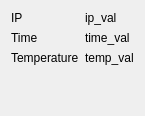
This is InfoWidget.ui in jiangzhuti/jztgoto as Qt 5 draws it before an edit. The edited form follows.
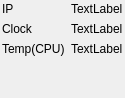
This is the edited form.

```diff
--- a/InfoWidget.ui
+++ b/InfoWidget.ui
@@ -6,62 +6,121 @@
    <rect>
     <x>0</x>
     <y>0</y>
-    <width>176</width>
-    <height>241</height>
+    <width>160</width>
+    <height>238</height>
    </rect>
   </property>
   <property name="windowTitle">
    <string>Form</string>
   </property>
-  <layout class="QHBoxLayout" name="horizontalLayout">
+  <layout class="QVBoxLayout" name="verticalLayout_9">
    <property name="sizeConstraint">
     <enum>QLayout::SetFixedSize</enum>
    </property>
+   <property name="leftMargin">
+    <number>2</number>
+   </property>
+   <property name="topMargin">
+    <number>2</number>
+   </property>
+   <property name="rightMargin">
+    <number>2</number>
+   </property>
+   <property name="bottomMargin">
+    <number>2</number>
+   </property>
    <item>
-    <layout class="QVBoxLayout" name="verticalLayout">
+    <layout class="QVBoxLayout" name="verticalLayout_4">
+     <property name="sizeConstraint">
+      <enum>QLayout::SetDefaultConstraint</enum>
+     </property>
      <item>
-      <layout class="QGridLayout" name="gridLayout">
-       <item row="0" column="0">
+      <layout class="QHBoxLayout" name="horizontalLayout_4">
+       <item>
+        <layout class="QVBoxLayout" name="verticalLayout_7">
+         <item>
         <widget class="QLabel" name="label_ip">
+           <property name="font">
+            <font>
+             <pointsize>9</pointsize>
+            </font>
+           </property>
          <property name="text">
           <string>IP</string>
          </property>
         </widget>
        </item>
-       <item row="2" column="1">
-        <widget class="QLabel" name="label_temp_val">
+         <item>
+          <widget class="QLabel" name="label_clock">
+           <property name="font">
+            <font>
+             <pointsize>9</pointsize>
+            </font>
+           </property>
          <property name="text">
-          <string>temp_val</string>
+            <string>Clock</string>
          </property>
         </widget>
        </item>
-       <item row="0" column="1">
+         <item>
+          <widget class="QLabel" name="label_cpu_temp">
+           <property name="sizePolicy">
+            <sizepolicy hsizetype="Preferred" vsizetype="Preferred">
+             <horstretch>0</horstretch>
+             <verstretch>0</verstretch>
+            </sizepolicy>
+           </property>
+           <property name="font">
+            <font>
+             <pointsize>9</pointsize>
+            </font>
+           </property>
+           <property name="text">
+            <string>Temp(CPU)</string>
+           </property>
+          </widget>
+         </item>
+        </layout>
+       </item>
+       <item>
+        <layout class="QVBoxLayout" name="verticalLayout_8">
+         <item>
         <widget class="QLabel" name="label_ip_val">
-         <property name="text">
-          <string>ip_val</string>
-         </property>
-        </widget>
-       </item>
-       <item row="1" column="0">
-        <widget class="QLabel" name="label_time">
+           <property name="font">
+            <font>
+             <pointsize>9</pointsize>
+            </font>
+           </property>
          <property name="text">
-          <string>Time</string>
+            <string>TextLabel</string>
          </property>
         </widget>
        </item>
-       <item row="2" column="0">
-        <widget class="QLabel" name="label_temp">
+         <item>
+          <widget class="QLabel" name="label_clock_val">
+           <property name="font">
+            <font>
+             <pointsize>9</pointsize>
+            </font>
+           </property>
          <property name="text">
-          <string>Temperature</string>
+            <string>TextLabel</string>
          </property>
         </widget>
        </item>
-       <item row="1" column="1">
-        <widget class="QLabel" name="label_time_val">
+         <item>
+          <widget class="QLabel" name="label_cpu_temp_val">
+           <property name="font">
+            <font>
+             <pointsize>9</pointsize>
+            </font>
+           </property>
          <property name="text">
-          <string>time_val</string>
-         </property>
-        </widget>
+            <string>TextLabel</string>
+           </property>
+          </widget>
+         </item>
+        </layout>
        </item>
       </layout>
      </item>
```
Left out of the diff: 2 changed lines with no effect on the pictures. Lines whose indentation alone changed are shown as unchanged.
